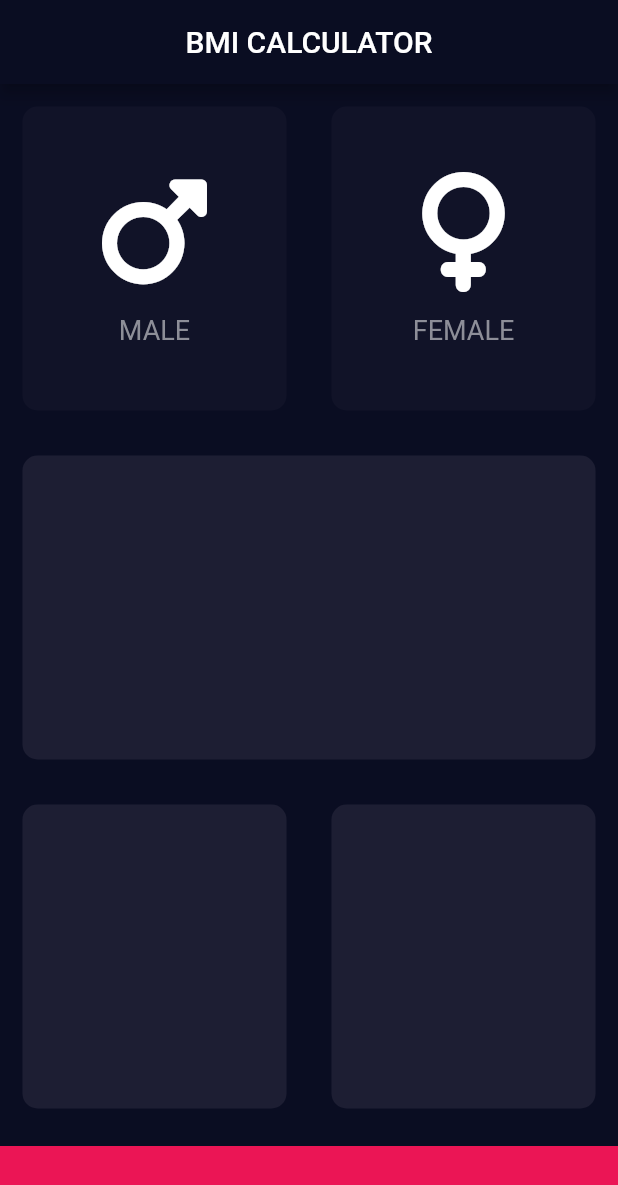
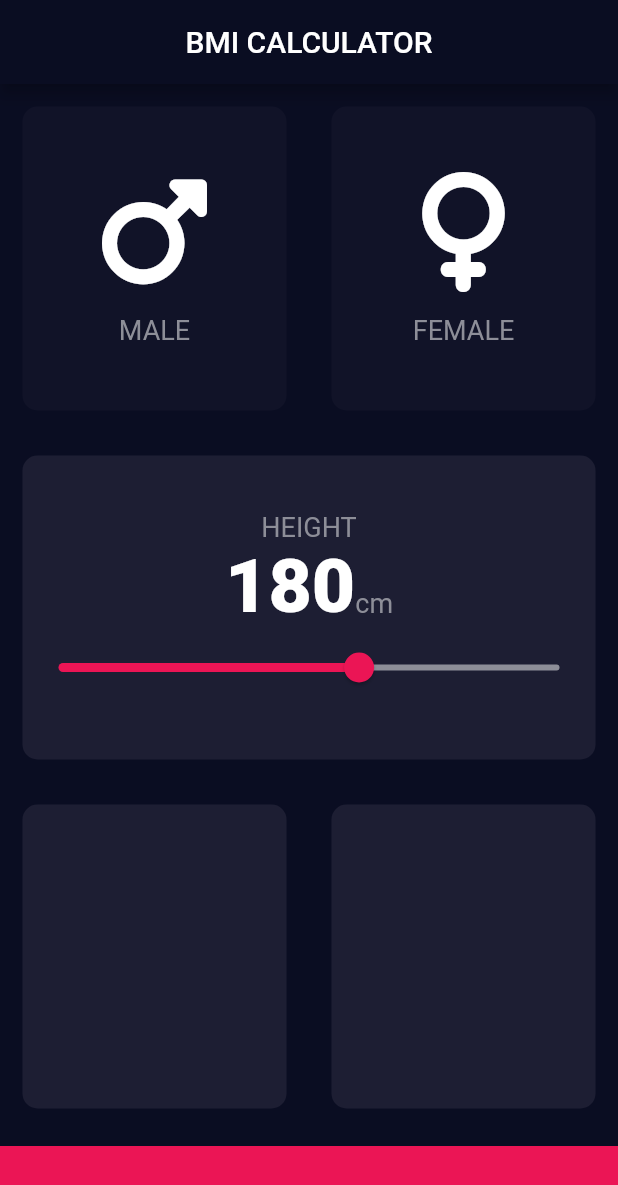
Before and after one commit to Z1Ranger/BMI-Calculator, a Flutter app: the screen it shows after launch, on a phone screen of 412 x 824 dp. Shown: the top 1185 px of the screen. Run offline on Flutter 3.47's test engine with Material 2 defaults, Android fonts, the phone set to English and light mode, and no system bars; our stand-ins replace font_awesome_flutter.

Commit message:
added a new height widget - slider

```diff
--- a/lib/CustomIcon.dart
+++ b/lib/CustomIcon.dart
@@ -1,9 +1,5 @@
 import 'package:flutter/material.dart';
-
-const labelTextStyle = TextStyle(
-  fontSize: 18,
-  color: Color(0xFF8D8E98),
-);
+import 'constants.dart';
 
 class CustomIcon extends StatelessWidget {
   CustomIcon({@required this.icon, @required this.text});
--- /dev/null
+++ b/lib/constants.dart
@@ -0,0 +1,16 @@
+import 'package:flutter/material.dart';
+
+const double bottomContainerHeight = 60;
+const activeColour = Color(0xFF1D1E33);
+const inactiveColour = Color(0xFF111328);
+const bottomColour = Color(0xFFEB1555);
+
+const labelTextStyle = TextStyle(
+  fontSize: 18,
+  color: Color(0xFF8D8E98),
+);
+
+const numberTextStyle = TextStyle(
+  fontSize: 50,
+  fontWeight: FontWeight.w900,
+);
--- a/lib/input_page.dart
+++ b/lib/input_page.dart
@@ -2,11 +2,7 @@ import 'package:flutter/material.dart';
 import 'package:font_awesome_flutter/font_awesome_flutter.dart';
 import 'BasicCard.dart';
 import 'CustomIcon.dart';
-
-const double bottomContainerHeight = 60;
-const activeColour = Color(0xFF1D1E33);
-const inactiveColour = Color(0xFF111328);
-const bottomColour = Color(0xFFEB1555);
+import 'constants.dart';
 
 class InputPage extends StatefulWidget {
   @override
@@ -27,6 +23,8 @@ class _InputPageState extends State<InputPage> {
     }
   }
 
+  int height = 180;
+
   @override
   Widget build(BuildContext context) {
     return Scaffold(
@@ -35,6 +33,7 @@ class _InputPageState extends State<InputPage> {
         centerTitle: true,
       ),
       body: Column(
+        crossAxisAlignment: CrossAxisAlignment.stretch,
         children: <Widget>[
           Expanded(
             child: Row(
@@ -72,6 +71,42 @@ class _InputPageState extends State<InputPage> {
           ),
           Expanded(
             child: BasicCard(
+              cardChild: Column(
+                mainAxisAlignment: MainAxisAlignment.center,
+                children: <Widget>[
+                  Text(
+                    'HEIGHT',
+                    style: labelTextStyle,
+                  ),
+                  Row(
+                    mainAxisAlignment: MainAxisAlignment.center,
+                    crossAxisAlignment: CrossAxisAlignment.baseline,
+                    textBaseline: TextBaseline.alphabetic,
+                    children: <Widget>[
+                      Text(
+                        height.toString(),
+                        style: numberTextStyle,
+                      ),
+                      Text(
+                        'cm',
+                        style: labelTextStyle,
+                      ),
+                    ],
+                  ),
+                  Slider(
+                    value: height.toDouble(),
+                    min: 120,
+                    max: 220,
+                    activeColor: Color(0xFFEB1555),
+                    inactiveColor: Color(0xFF8D8E98),
+                    onChanged: (double newVal) {
+                      setState(() {
+                        height = newVal.toInt();
+                      });
+                    },
+                  ),
+                ],
+              ),
               color: activeColour,
             ),
           ),
```
